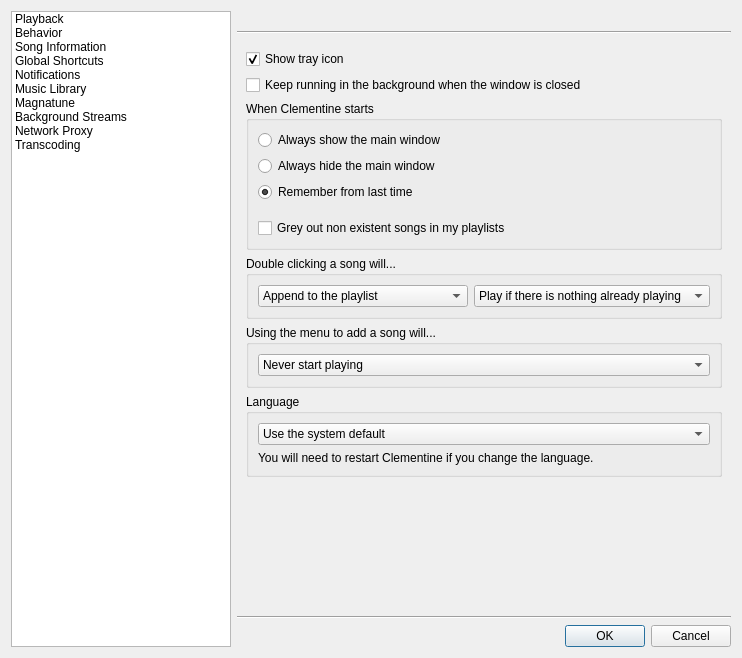
First picture: the form in src/ui/settingsdialog.ui, repository clementine-player/Clementine, before the edit.
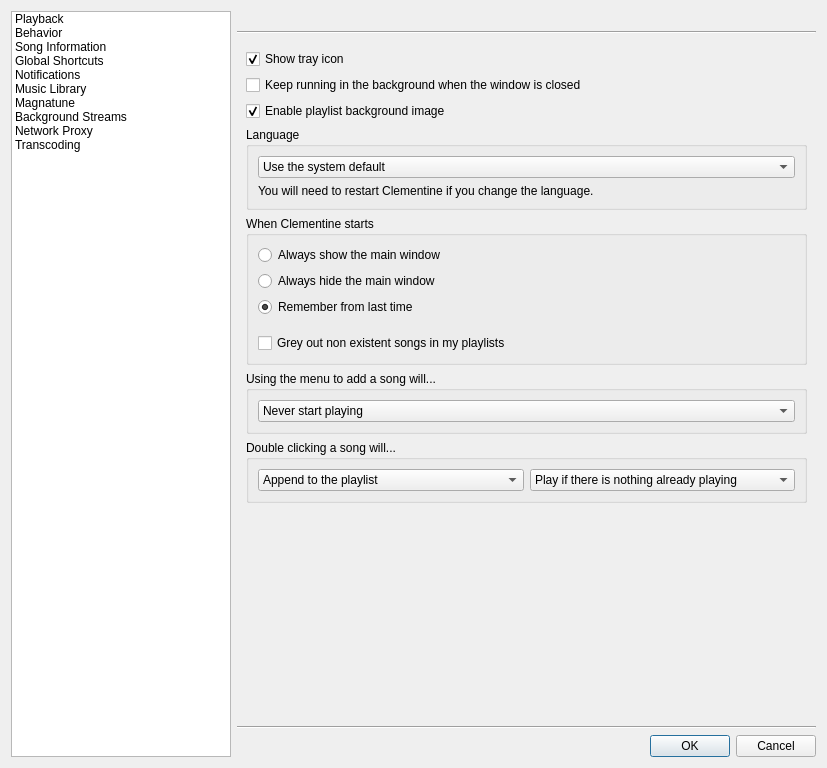
Second picture: the form after the edit. The open tabs and pages were chosen to show the change. Icons and pictures are not drawn. Custom widgets are drawn as their Qt base class.

Commit message: Add 'Enable playlist background image' to preferences. Fixes issue #365

What changed in the file:
```diff
--- a/src/ui/settingsdialog.ui
+++ b/src/ui/settingsdialog.ui
@@ -6,8 +6,8 @@
    <rect>
     <x>0</x>
     <y>0</y>
-    <width>742</width>
-    <height>638</height>
+    <width>827</width>
+    <height>768</height>
    </rect>
   </property>
   <property name="windowTitle">
@@ -424,6 +424,41 @@
            </property>
           </widget>
          </item>
+         <item>
+          <widget class="QCheckBox" name="b_enable_background_img_">
+           <property name="text">
+            <string>Enable playlist background image</string>
+           </property>
+           <property name="checked">
+            <bool>true</bool>
+           </property>
+          </widget>
+         </item>
+         <item>
+          <widget class="QGroupBox" name="groupBox_3">
+           <property name="title">
+            <string>Language</string>
+           </property>
+           <layout class="QVBoxLayout" name="verticalLayout_13">
+            <item>
+             <widget class="QComboBox" name="language">
+              <item>
+               <property name="text">
+                <string>Use the system default</string>
+               </property>
+              </item>
+             </widget>
+            </item>
+            <item>
+             <widget class="QLabel" name="label_10">
+              <property name="text">
+               <string>You will need to restart Clementine if you change the language.</string>
+              </property>
+             </widget>
+            </item>
+           </layout>
+          </widget>
+         </item>
          <item>
           <widget class="QGroupBox" name="startup_group_">
            <property name="title">
@@ -480,6 +515,37 @@
            </layout>
           </widget>
          </item>
+         <item>
+          <widget class="QGroupBox" name="groupBox_8">
+           <property name="title">
+            <string>Using the menu to add a song will...</string>
+           </property>
+           <layout class="QVBoxLayout" name="verticalLayout_18">
+            <item>
+             <widget class="QComboBox" name="menu_playmode">
+              <property name="currentIndex">
+               <number>0</number>
+              </property>
+              <item>
+               <property name="text">
+                <string>Never start playing</string>
+               </property>
+              </item>
+              <item>
+               <property name="text">
+                <string>Play if there is nothing already playing</string>
+               </property>
+              </item>
+              <item>
+               <property name="text">
+                <string>Always start playing</string>
+               </property>
+              </item>
+             </widget>
+            </item>
+           </layout>
+          </widget>
+         </item>
          <item>
           <widget class="QGroupBox" name="groupBox_7">
            <property name="title">
@@ -538,62 +604,6 @@
            </layout>
           </widget>
          </item>
-         <item>
-          <widget class="QGroupBox" name="groupBox_8">
-           <property name="title">
-            <string>Using the menu to add a song will...</string>
-           </property>
-           <layout class="QVBoxLayout" name="verticalLayout_18">
-            <item>
-             <widget class="QComboBox" name="menu_playmode">
-              <property name="currentIndex">
-               <number>0</number>
-              </property>
-              <item>
-               <property name="text">
-                <string>Never start playing</string>
-               </property>
-              </item>
-              <item>
-               <property name="text">
-                <string>Play if there is nothing already playing</string>
-               </property>
-              </item>
-              <item>
-               <property name="text">
-                <string>Always start playing</string>
-               </property>
-              </item>
-             </widget>
-            </item>
-           </layout>
-          </widget>
-         </item>
-         <item>
-          <widget class="QGroupBox" name="groupBox_3">
-           <property name="title">
-            <string>Language</string>
-           </property>
-           <layout class="QVBoxLayout" name="verticalLayout_13">
-            <item>
-             <widget class="QComboBox" name="language">
-              <item>
-               <property name="text">
-                <string>Use the system default</string>
-               </property>
-              </item>
-             </widget>
-            </item>
-            <item>
-             <widget class="QLabel" name="label_10">
-              <property name="text">
-               <string>You will need to restart Clementine if you change the language.</string>
-              </property>
-             </widget>
-            </item>
-           </layout>
-          </widget>
-         </item>
          <item>
           <spacer name="verticalSpacer_2">
            <property name="orientation">
```
Left out of the diff: 2 changed lines with no effect on the pictures. The commit also changes 8 other files.
